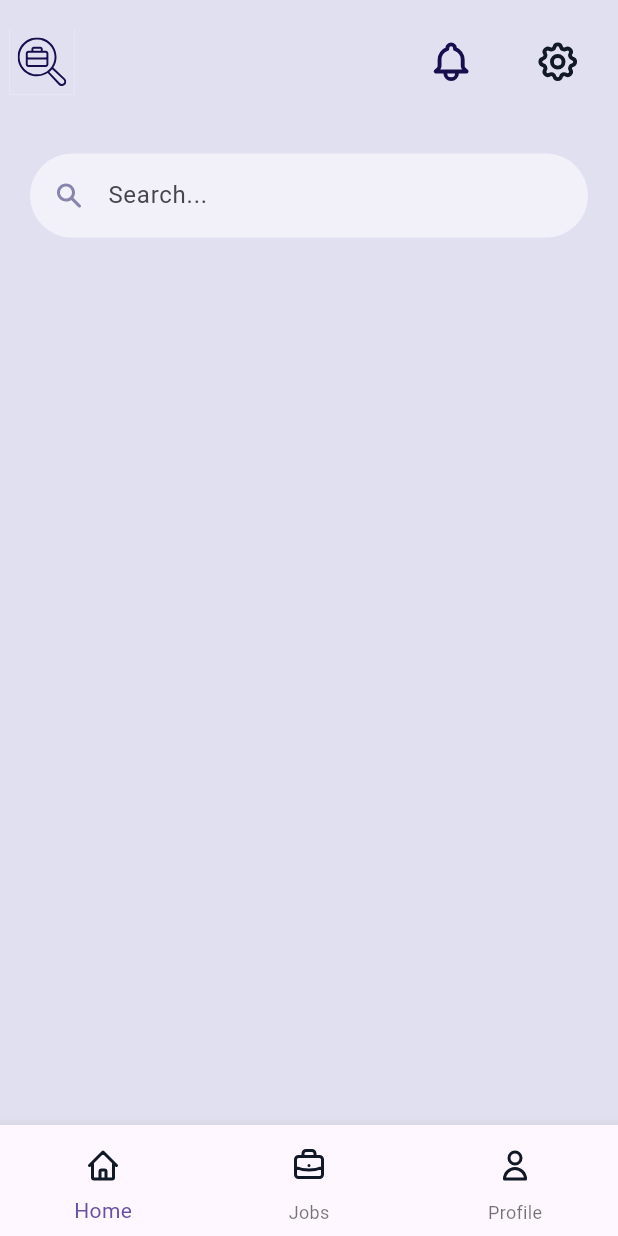
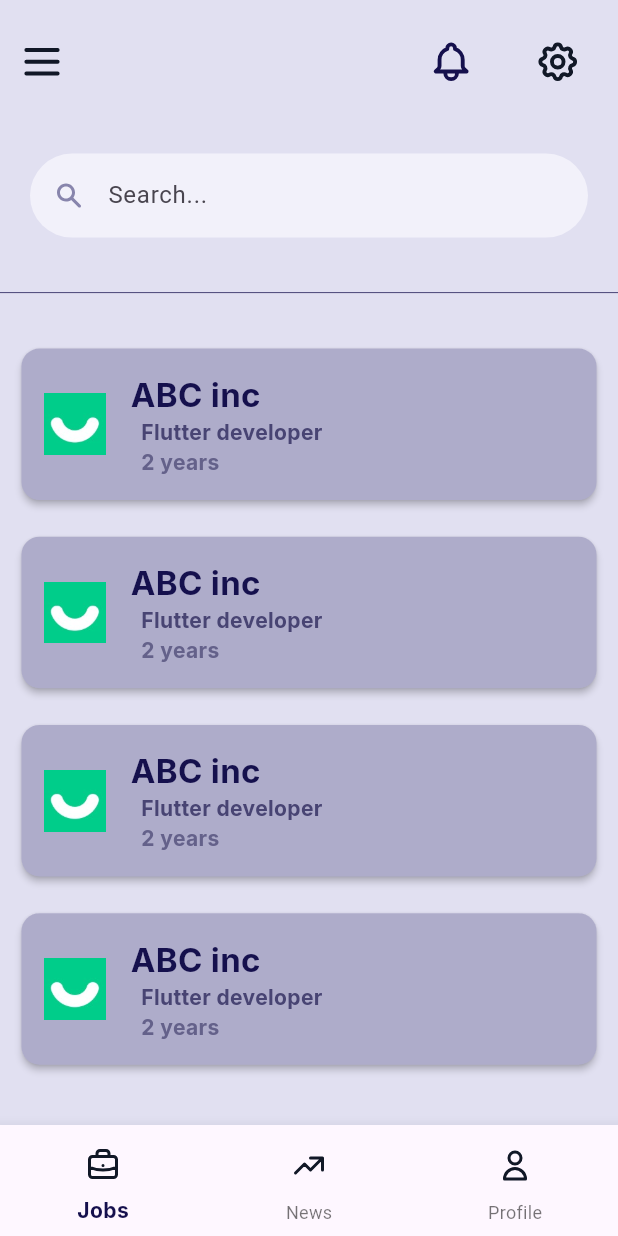
Before and after one commit to MagdKamaldev/carreer-craft, a Flutter app: the HomeView screen opened by its route, on a phone screen of 412 x 824 dp. Run offline on Flutter 3.47's test engine with Material 3 defaults, Android fonts, the phone set to English and light mode, and no system bars; our stand-ins replace flutter_svg, go_router, lottie.

Commit message:
job item added

```diff
--- a/lib/features/home/presentation/views/home_view.dart
+++ b/lib/features/home/presentation/views/home_view.dart
@@ -1,8 +1,9 @@
 import 'package:career_craft/colors.dart';
 import 'package:career_craft/features/home/presentation/views/widgets/home_app_bar.dart';
 import 'package:career_craft/features/home/presentation/views/widgets/home_bottom_nav.dart';
+import 'package:career_craft/features/home/presentation/views/widgets/home_search_bar.dart';
+import 'package:career_craft/features/home/presentation/views/widgets/job_item.dart';
 import 'package:flutter/material.dart';
-import 'package:flutter_svg/svg.dart';
 
 class HomeView extends StatelessWidget {
   const HomeView({super.key});
@@ -12,23 +13,34 @@ class HomeView extends StatelessWidget {
     Size size = MediaQuery.of(context).size;
     return Scaffold(
       appBar: homeAppBar(size),
-      body: Padding(
-        padding: const EdgeInsets.all(20.0),
-        child: Container(
-          decoration: BoxDecoration(
-            borderRadius: BorderRadius.circular(10),
-            color: primary.shade200,
+      body: Column(
+        children: [
+          const HomeSearchBar(),
+          SizedBox(
+            height: size.height * 0.02,
           ),
-          child: SearchBar(
-            elevation: MaterialStateProperty.all<double>(0),
-            leading: Padding(
-              padding: const EdgeInsets.symmetric(horizontal: 10),
-              child: SvgPicture.asset("assets/images/search.svg"),
-            ),
-            backgroundColor: MaterialStateProperty.all<Color>(primary.shade100),
-            hintText: "Search...",
+          Container(
+            width: double.infinity,
+            height: 0.5,
+            color: primary,
           ),
-        ),
+          SizedBox(
+            height: size.height * 0.04,
+          ),
+          const JobItem(),
+          SizedBox(
+            height: size.height * 0.02,
+          ),
+          const JobItem(),
+          SizedBox(
+            height: size.height * 0.02,
+          ),
+          const JobItem(),
+          SizedBox(
+            height: size.height * 0.02,
+          ),
+          const JobItem(),
+        ],
       ),
       bottomNavigationBar: homeBottomNav(),
     );
--- a/lib/features/home/presentation/views/widgets/home_app_bar.dart
+++ b/lib/features/home/presentation/views/widgets/home_app_bar.dart
@@ -9,8 +9,8 @@ PreferredSizeWidget homeAppBar(
       toolbarHeight: size.height * 0.1,
       backgroundColor: primary.shade200,
       leading: Padding(
-        padding: EdgeInsets.all(size.width * 0.015),
-        child: SvgPicture.asset("assets/images/logo.svg"),
+        padding: EdgeInsets.all(size.width * 0.03),
+        child: SvgPicture.asset("assets/images/drawer.svg"),
       ),
       actions: [
         SizedBox(
--- a/lib/features/home/presentation/views/widgets/home_bottom_nav.dart
+++ b/lib/features/home/presentation/views/widgets/home_bottom_nav.dart
@@ -1,14 +1,12 @@
+import 'package:career_craft/colors.dart';
+import 'package:career_craft/core/utils/themes.dart';
 import 'package:flutter/material.dart';
 import 'package:flutter_svg/svg.dart';
 
 Widget homeBottomNav() => BottomNavigationBar(
+      selectedLabelStyle: theme.textTheme.titleSmall,
+      selectedItemColor: primary,
       items: [
-        BottomNavigationBarItem(
-            icon: Padding(
-              padding: const EdgeInsets.all(8.0),
-              child: SvgPicture.asset("assets/images/Home.svg"),
-            ),
-            label: "Home"),
         BottomNavigationBarItem(
             icon: Padding(
               padding: const EdgeInsets.all(8.0),
@@ -18,6 +16,12 @@ Widget homeBottomNav() => BottomNavigationBar(
         BottomNavigationBarItem(
             icon: Padding(
               padding: const EdgeInsets.all(8.0),
+              child: SvgPicture.asset("assets/images/news.svg"),
+            ),
+            label: "News"),
+        BottomNavigationBarItem(
+            icon: Padding(
+              padding: const EdgeInsets.all(8.0),
               child: SvgPicture.asset("assets/images/User.svg"),
             ),
             label: "Profile")
--- /dev/null
+++ b/lib/features/home/presentation/views/widgets/home_search_bar.dart
@@ -0,0 +1,29 @@
+import 'package:career_craft/colors.dart';
+import 'package:flutter/material.dart';
+import 'package:flutter_svg/svg.dart';
+
+class HomeSearchBar extends StatelessWidget {
+  const HomeSearchBar({super.key});
+
+  @override
+  Widget build(BuildContext context) {
+    return  Padding(
+        padding: const EdgeInsets.all(20.0),
+        child: Container(
+          decoration: BoxDecoration(
+            borderRadius: BorderRadius.circular(10),
+            color: primary.shade200,
+          ),
+          child: SearchBar(
+            elevation: MaterialStateProperty.all<double>(0),
+            leading: Padding(
+              padding: const EdgeInsets.symmetric(horizontal: 10),
+              child: SvgPicture.asset("assets/images/search.svg"),
+            ),
+            backgroundColor: MaterialStateProperty.all<Color>(primary.shade100),
+            hintText: "Search...",
+          ),
+        ),
+      );
+  }
+}
--- /dev/null
+++ b/lib/features/home/presentation/views/widgets/job_item.dart
@@ -0,0 +1,60 @@
+import 'package:career_craft/colors.dart';
+import 'package:career_craft/core/utils/themes.dart';
+import 'package:flutter/material.dart';
+
+class JobItem extends StatelessWidget {
+  const JobItem({super.key});
+
+  @override
+  Widget build(BuildContext context) {
+    Size size = MediaQuery.of(context).size;
+    return SizedBox(
+      width: size.width * 0.95,
+      child: Card(
+        elevation: 2,
+        color: primary.shade400,
+        child: Padding(
+          padding: const EdgeInsets.all(15.0),
+          child: Column(
+            crossAxisAlignment: CrossAxisAlignment.start,
+            children: [
+              Row(
+                children: [
+                  Image.asset(
+                    "assets/images/abc.jpg",
+                    width: size.width * 0.1,
+                    height: size.height * 0.08,
+                  ),
+                  SizedBox(
+                    width: size.width * 0.04,
+                  ),
+                  Column(
+                    crossAxisAlignment: CrossAxisAlignment.start,
+                    children: [
+                      Text(
+                        "ABC inc",
+                        style: theme.textTheme.titleLarge,
+                      ),
+                      Text(
+                        "  Flutter developer",
+                        style: theme.textTheme.titleSmall!.copyWith(
+                          color: primary.shade700,
+                        ),
+                      ),
+                      Text(
+                        "  2 years",
+                        style: theme.textTheme.titleSmall!.copyWith(
+                          color: primary.shade600,
+                        ),
+                      ),
+                    ],
+                  ),
+                ],
+              ),
+            ],
+          ),
+        ),
+      ),
+    );
+  }
+}
```
Also changed, not shown: assets/images/abc.jpg (added), assets/images/drawer.svg (added), assets/images/empty_heart.svg (added), assets/images/full_heart.svg (added), assets/images/news.svg (added), assets/images/send.svg (added), lib/core/utils/components.dart (line endings or trailing spaces).
